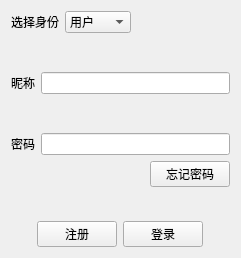
First picture: the form in E-commerceMIS/signIn.ui, repository Ziyeeee/DatabaseProject, before the edit.
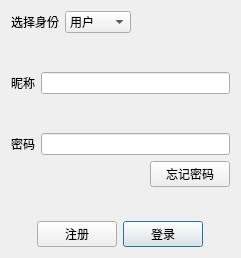
Second picture: the form after the edit.

Diff of the .ui file:
```diff
--- a/E-commerceMIS/signIn.ui
+++ b/E-commerceMIS/signIn.ui
@@ -184,6 +184,9 @@
        <property name="text">
         <string>登录</string>
        </property>
+       <property name="default">
+        <bool>true</bool>
+       </property>
       </widget>
      </item>
      <item>
```
Left out of the diff: 35 changed lines with no effect on the pictures.
